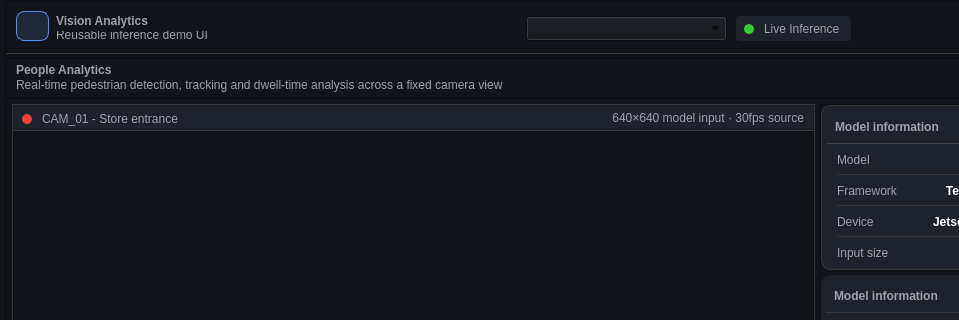
Before: the Qt Designer form ui/analytics_demo.ui in ansBangon98/VisionAI-Platform, drawn with Qt 5; both pictures show x 0 to 959 and y 0 to 320 of the 1062 by 875 pixel window.
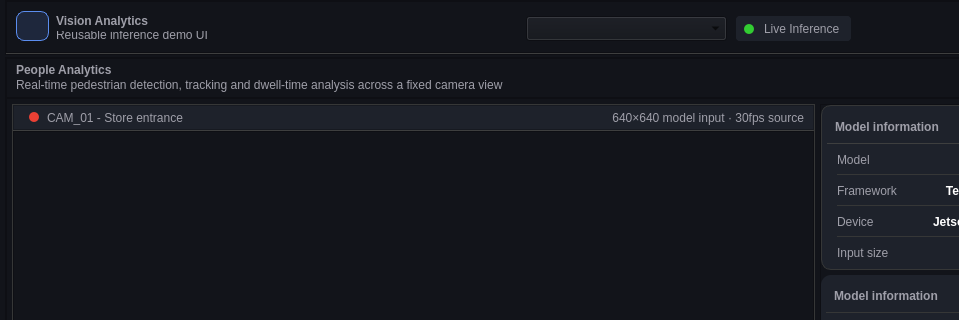
After: the same form once the commit is applied. Icons and pictures are not drawn.

Patch:
```diff
--- a/ui/analytics_demo.ui
+++ b/ui/analytics_demo.ui
@@ -442,7 +442,7 @@
                 <number>0</number>
                </property>
                <property name="leftMargin">
-                <number>0</number>
+                <number>15</number>
                </property>
                <property name="topMargin">
                 <number>0</number>
@@ -475,14 +475,35 @@
                  <property name="frameShadow">
                   <enum>QFrame::Shadow::Raised</enum>
                  </property>
+                 <layout class="QHBoxLayout" name="horizontalLayout_14">
+                  <property name="spacing">
+                   <number>0</number>
+                  </property>
+                  <property name="leftMargin">
+                   <number>0</number>
+                  </property>
+                  <property name="topMargin">
+                   <number>0</number>
+                  </property>
+                  <property name="rightMargin">
+                   <number>0</number>
+                  </property>
+                  <property name="bottomMargin">
+                   <number>0</number>
+                  </property>
+                  <item>
                  <widget class="QLabel" name="label_live_dot_2">
-                  <property name="geometry">
-                   <rect>
-                    <x>8</x>
-                    <y>8</y>
+                    <property name="minimumSize">
+                     <size>
                     <width>10</width>
                     <height>10</height>
-                   </rect>
+                     </size>
+                    </property>
+                    <property name="maximumSize">
+                     <size>
+                      <width>10</width>
+                      <height>10</height>
+                     </size>
                   </property>
                   <property name="styleSheet">
                    <string notr="true">background-color:#eb4034;
@@ -493,15 +514,9 @@
                    <string/>
                   </property>
                  </widget>
+                  </item>
+                  <item>
                  <widget class="QLabel" name="project_title_6">
-                  <property name="geometry">
-                   <rect>
-                    <x>0</x>
-                    <y>0</y>
-                    <width>241</width>
-                    <height>25</height>
-                   </rect>
-                  </property>
                   <property name="font">
                    <font>
                     <family>Ubuntu</family>
@@ -510,7 +525,7 @@
                    </font>
                   </property>
                   <property name="styleSheet">
-                   <string notr="true">padding-left: 25px;</string>
+                     <string notr="true">padding-left: 5px;</string>
                   </property>
                   <property name="text">
                    <string>CAM_01 - Store entrance</string>
@@ -519,6 +534,8 @@
                    <number>0</number>
                   </property>
                  </widget>
+                  </item>
+                 </layout>
                  <zorder>project_title_6</zorder>
                  <zorder>label_live_dot_2</zorder>
                 </widget>
```
Left out of the diff: 10 changed lines with no effect on the pictures. Lines whose indentation alone changed are shown as unchanged.
